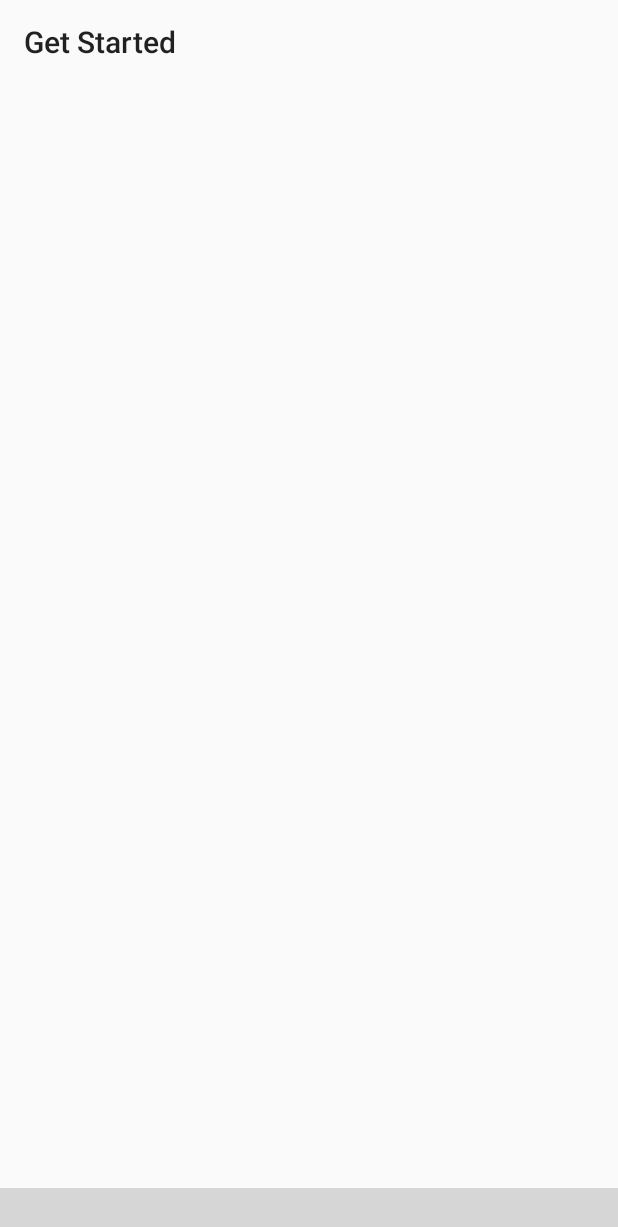
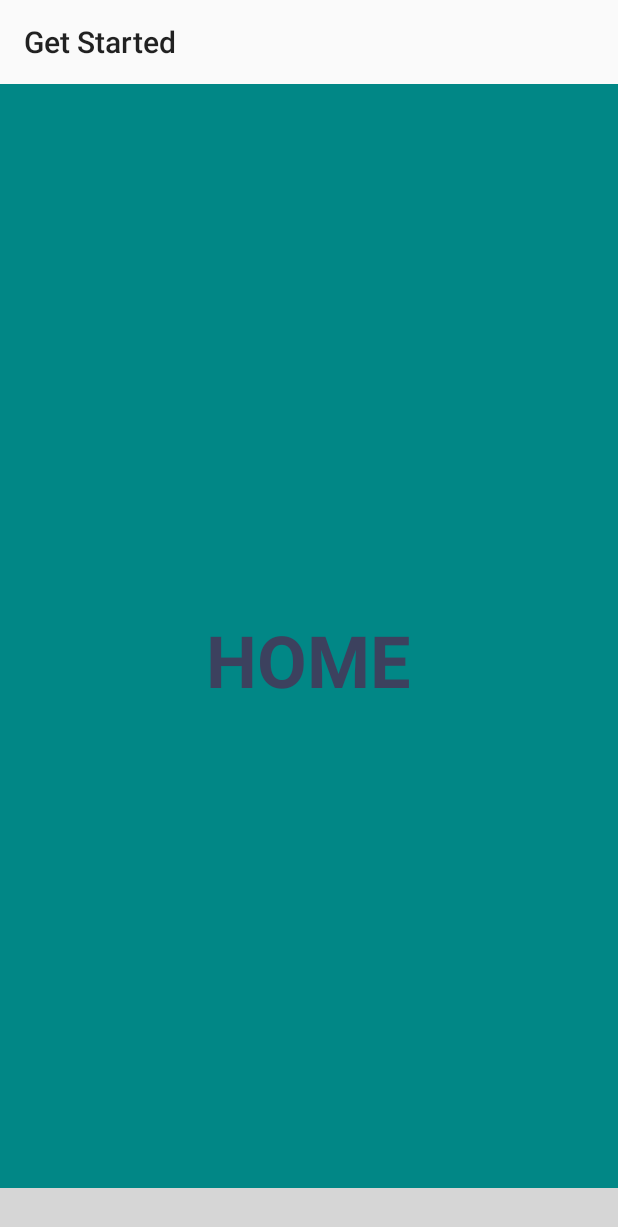
Before and after one commit to justcoddev/LearningZone, an Android app: the Menu screen opened directly, with no data from a screen before it, on a phone screen of 412 x 824 dp. Shown: the top 1227 px of the screen. Run offline under Robolectric (Android 15) with nearby library versions, the phone set to English and light mode, and no system bars; libraries missing offline, so code that uses them is left out: com.etebarian.meowbottomnavigation; plain views replace MeowBottomNavigation; 6 statements that could not run were skipped; grey boxes are pictures that could not be loaded.

Commit message:
day 4: meow bottom navigation finish uff

```diff
--- a/app/src/main/java/com/justcoddev/learningzone/BookmarkFragment.java
+++ b/app/src/main/java/com/justcoddev/learningzone/BookmarkFragment.java
@@ -59,6 +59,6 @@ public class BookmarkFragment extends Fragment {
     public View onCreateView(LayoutInflater inflater, ViewGroup container,
                              Bundle savedInstanceState) {
         // Inflate the layout for this fragment
-        return inflater.inflate(R.layout.fragment_markbooks, container, false);
+        return inflater.inflate(R.layout.fragment_bookmark, container, false);
     }
 }
--- a/app/src/main/java/com/justcoddev/learningzone/Menu.java
+++ b/app/src/main/java/com/justcoddev/learningzone/Menu.java
@@ -2,22 +2,53 @@ package com.justcoddev.learningzone;
 
 import androidx.appcompat.app.AppCompatActivity;
 import androidx.fragment.app.Fragment;
+import androidx.fragment.app.FragmentTransaction;
 
 import android.os.Bundle;
 import android.widget.Toast;
 
 import com.etebarian.meowbottomnavigation.MeowBottomNavigation;
 
+import kotlin.Unit;
+import kotlin.jvm.functions.Function1;
+
 public class Menu extends AppCompatActivity {
     //variables
-    MeowBottomNavigation bottomNavigation;
+    private MeowBottomNavigation bottom_navigation_Menu;
 
     @Override
     protected void onCreate(Bundle savedInstanceState) {
         super.onCreate(savedInstanceState);
         setContentView(R.layout.activity_menu);
 
-        /*bottomNavigation = findViewById(R.id.bottom_navigation);
+        bottom_navigation_Menu = findViewById(R.id.bottom_navigation_Menu);
+        bottom_navigation_Menu.add(new MeowBottomNavigation.Model(1,R.drawable.ic_home));
+        bottom_navigation_Menu.add(new MeowBottomNavigation.Model(2,R.drawable.ic_bookmarks));
+        bottom_navigation_Menu.add(new MeowBottomNavigation.Model(3,R.drawable.ic_profile));
+
+        bottom_navigation_Menu.show(1,true);
+        replace(new HomeFragment());
+        bottom_navigation_Menu.setOnClickMenuListener(new Function1<MeowBottomNavigation.Model, Unit>() {
+            @Override
+            public Unit invoke(MeowBottomNavigation.Model model) {
+                switch (model.getId()){
+                    case 1:
+                        replace(new HomeFragment());
+                        break;
+                    case 2:
+                        replace(new BookmarkFragment());
+                        break;
+                    case 3:
+                        replace(new ProfileFragment());
+                        break;
+
+                }
+                return null;
+            }
+        });
+
+
+        /*
 
         //items
         bottomNavigation.add(new MeowBottomNavigation.Model(1,R.drawable.ic_home2));
@@ -76,4 +107,11 @@ public class Menu extends AppCompatActivity {
 
          */
     }
+
+    private void replace(Fragment fragment) {
+        FragmentTransaction transaction = getSupportFragmentManager().beginTransaction();
+        transaction.replace(R.id.frame,fragment);
+        transaction.commit();
+
+    }
 }
--- a/app/src/main/java/com/justcoddev/learningzone/OnboardingScreen.java
+++ b/app/src/main/java/com/justcoddev/learningzone/OnboardingScreen.java
@@ -13,7 +13,7 @@ import android.widget.Button;
 import android.widget.ImageView;
 import android.widget.LinearLayout;
 import android.widget.TextView;
-import android.widget.Toast;
+//import android.widget.Toast;
 
 import java.util.ArrayList;
 import java.util.List;
@@ -48,12 +48,12 @@ public class OnboardingScreen extends AppCompatActivity {
 
 
         getStarted.setOnClickListener((View v) -> {
-            Toast.makeText(OnboardingScreen.this, "Bienvenido", Toast.LENGTH_SHORT).show();
+//            Toast.makeText(OnboardingScreen.this, "Bienvenido", Toast.LENGTH_SHORT).show();
             showActivity2();
 
         });
         skip.setOnClickListener((View v) -> {
-            Toast.makeText(OnboardingScreen.this, "Bienvenido", Toast.LENGTH_SHORT).show();
+//            Toast.makeText(OnboardingScreen.this, "Bienvenido", Toast.LENGTH_SHORT).show();
             showActivity2();
 
         });
--- a/app/src/main/res/layout/activity_menu.xml
+++ b/app/src/main/res/layout/activity_menu.xml
@@ -10,6 +10,7 @@
 
 
     <androidx.appcompat.widget.Toolbar
+        android:elevation="10dp"
         android:id="@+id/toolbar"
         android:layout_width="match_parent"
         app:title="@string/Get_Started"
@@ -19,16 +20,17 @@
         app:layout_constraintTop_toTopOf="parent" />
 
     <FrameLayout
+        android:id="@+id/frame"
         android:layout_width="match_parent"
         android:layout_height="0dp"
         app:layout_constraintTop_toBottomOf="@+id/toolbar"
         app:layout_constraintEnd_toEndOf="parent"
         app:layout_constraintBottom_toBottomOf="parent"
-        app:layout_constraintStart_toStartOf="parent"
-        />
+        app:layout_constraintStart_toStartOf="parent"/>
 
     <com.etebarian.meowbottomnavigation.MeowBottomNavigation
-        android:id="@+id/bottom_navigation"
+
+        android:id="@+id/bottom_navigation_Menu"
         android:layout_width="match_parent"
         android:layout_height="wrap_content"
         app:layout_constraintBottom_toBottomOf="parent"
@@ -39,7 +41,9 @@
         app:mbn_countBackgroundColor="@color/back_nav"
         app:mbn_countTextColor="@color/white"
         app:mbn_defaultIconColor="@color/white"
-        app:mbn_selectedIconColor="@color/icon_nav" />
+        app:mbn_rippleColor="#2f424242"
+        app:mbn_selectedIconColor="@color/icon_nav"
+        app:mbn_shadowColor="#1f212121"/>
 
 
 
--- a/app/src/main/res/layout/fragment_home.xml
+++ b/app/src/main/res/layout/fragment_home.xml
@@ -1,5 +1,8 @@
 <?xml version="1.0" encoding="utf-8"?>
-<FrameLayout xmlns:android="http://schemas.android.com/apk/res/android"
+<LinearLayout
+    android:background="@color/teal_700"
+    android:gravity="center"
+    xmlns:android="http://schemas.android.com/apk/res/android"
     xmlns:tools="http://schemas.android.com/tools"
     android:layout_width="match_parent"
     android:layout_height="match_parent"
@@ -7,10 +10,11 @@
 
     <!-- TODO: Update blank fragment layout -->
     <TextView
-        android:layout_width="match_parent"
-        android:layout_height="match_parent"
+        android:layout_width="wrap_content"
+        android:layout_height="wrap_content"
         android:text="HOME"
+
         android:textSize="48sp"
         android:textStyle="bold"
-        android:gravity="center"/>
-</FrameLayout>
+        android:textColor="@color/back_btn_nav"/>
+</LinearLayout>
```
Also changed, not shown: app/src/main/res/layout/fragment_bookmark.xml (renamed from app/src/main/res/layout/fragment_markbooks.xml, +10 -6 lines), app/src/main/res/layout/fragment_profile.xml (+9 -8 lines), app/src/main/res/drawable/ic_home.xml (renamed from app/src/main/res/drawable/ic_home2.xml).
